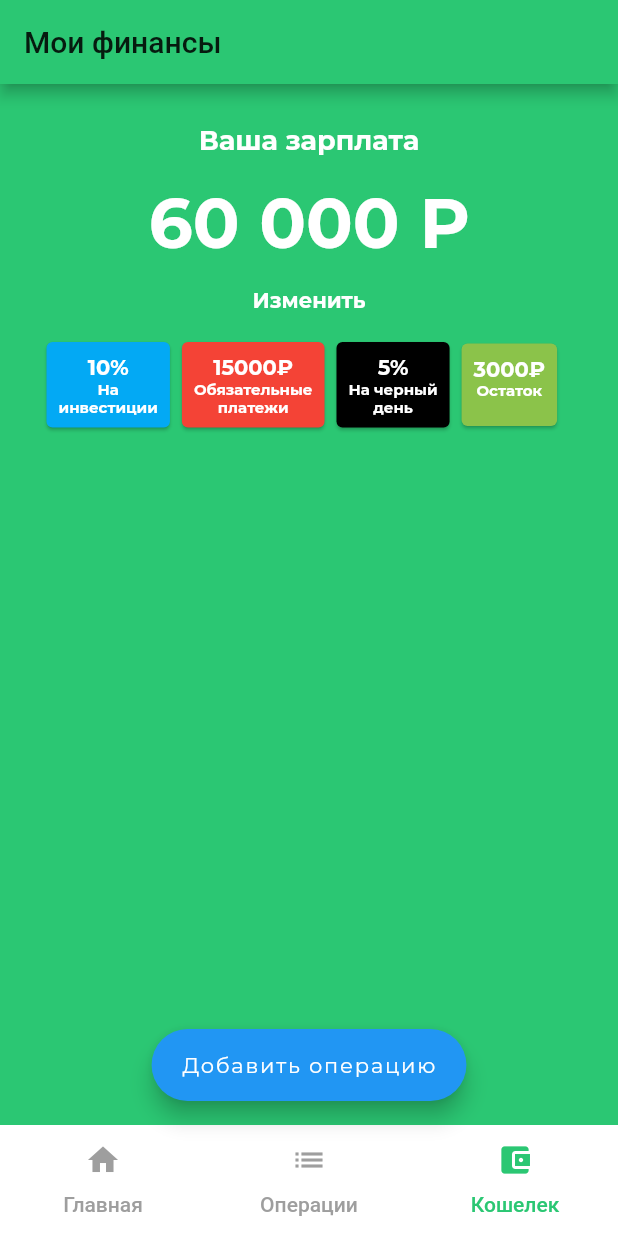
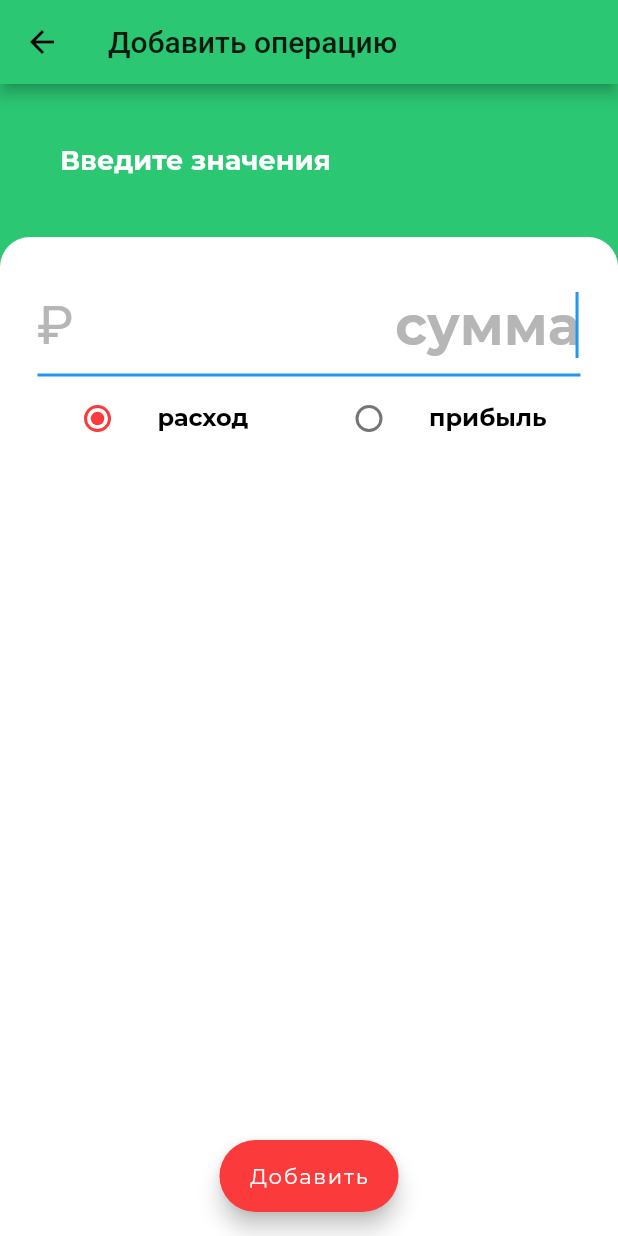
Before and after one commit to ulanzhusupov/finance_app, a Flutter app: the screen it shows after launch, item 3 of the bottom bar chosen, after a tap on "Добавить операцию", on a phone screen of 412 x 824 dp. Run offline on Flutter 3.47's test engine with Material 2 defaults, Android fonts, the phone set to English and light mode, and no system bars.

Commit message:
Added MonthlyPaymentCards on wallet screen, and created AddOperationScreen with some widgets inside

```diff
--- a/lib/constants.dart
+++ b/lib/constants.dart
@@ -26,3 +26,9 @@ const kWalletCard = TextStyle(
   color: Colors.white,
   fontSize: 10.0,
 );
+
+const kEnterSummOnAdd = TextStyle(
+  fontSize: 36.0,
+  fontFamily: "Montserrat",
+  fontWeight: FontWeight.w600
+);
--- a/lib/main.dart
+++ b/lib/main.dart
@@ -1,5 +1,7 @@
+import 'package:finance_manager/screens/AddOperationScreen.dart';
 import 'package:finance_manager/screens/HomeScreen.dart';
 import 'package:finance_manager/screens/OperationsScreen.dart';
+import 'package:finance_manager/screens/WalletScreen.dart';
 import 'package:finance_manager/widgets/OperationList.dart';
 import 'package:finance_manager/widgets/WalletCards.dart';
 import 'package:flutter/material.dart';
@@ -18,18 +20,34 @@ class MyApp extends StatelessWidget {
       title: 'Flutter Demo',
       theme: ThemeData(
         primaryColor: Color(0xff2BC773),
-        // accentColor: ,
+        accentColor: Color(0xffFB3B3B),
         // scaffoldBackgroundColor: Colors.blue[800],
         visualDensity: VisualDensity.adaptivePlatformDensity,
       ),
-      home: DefaultTabController(
+      home: TabController(),
+    );
+  }
+}
+
+class TabController extends StatelessWidget {
+  const TabController({
+    Key key,
+  }) : super(key: key);
+
+  @override
+  Widget build(BuildContext context) {
+    return DefaultTabController(
       length: 3,
       child: Scaffold(
         appBar: AppBar(
           title: Text("Мои финансы"),
         ),
         floatingActionButton: FloatingActionButton.extended(
-            onPressed: () {},
+          onPressed: () {
+            Navigator.push(context, MaterialPageRoute(
+              builder: (context) => AddOperationScreen(),
+            ));
+          },
           label: Text("Добавить операцию", style: kRegularTextStyle),
         ),
         floatingActionButtonLocation:
@@ -63,39 +81,6 @@ class MyApp extends StatelessWidget {
           children: [HomeScreen(), OperationsScreen(), WalletScreen()],
         ),
       ),
-      ),
     );
   }
 }
-
-class WalletScreen extends StatelessWidget {
-  @override
-  Widget build(BuildContext context) {
-    return Container(
-      child: Column(
-        children: [
-          Padding(
-            padding: const EdgeInsets.all(27.0),
-            child: Column(children: [
-              Text("Ваша зарплата",
-                  style: kBoldTextStyle.copyWith(color: Colors.white)),
-              SizedBox(
-                height: 15.0,
-              ),
-              Text("60 000 Р",
-                  style: kBoldTextStyle.copyWith(
-                      color: Colors.white, fontSize: 46.0)),
-              FlatButton(
-                padding: EdgeInsets.all(0),
-                onPressed: () {},
-                child: Text("Изменить",
-                    style: kSemiBoldTextStyle.copyWith(color: Colors.white)),
-              ),
-              WalletCards()
-            ]),
-          )
-        ],
-      ),
-    );
-  }
-}
--- /dev/null
+++ b/lib/screens/AddOperationScreen.dart
@@ -0,0 +1,104 @@
+import 'package:finance_manager/constants.dart';
+import 'package:flutter/material.dart';
+
+enum OperationType { income, outcome }
+
+class AddOperationScreen extends StatefulWidget {
+  @override
+  _AddOperationScreenState createState() => _AddOperationScreenState();
+}
+
+class _AddOperationScreenState extends State<AddOperationScreen> {
+  OperationType _operationType = OperationType.income;
+
+  @override
+  Widget build(BuildContext context) {
+    return Scaffold(
+      appBar: AppBar(
+        title: Text("Добавить операцию"),
+      ),
+      backgroundColor: Color(0xff2BC773),
+      floatingActionButton: FloatingActionButton.extended(
+        onPressed: () {
+          Navigator.pop(context);
+        },
+        label: Text("Добавить", style: kRegularTextStyle),
+      ),
+      floatingActionButtonLocation: FloatingActionButtonLocation.centerFloat,
+      body: Column(
+        crossAxisAlignment: CrossAxisAlignment.start,
+        children: [
+          Container(
+            padding: EdgeInsets.all(40),
+            child: Text("Введите значения",
+                style: kBoldTextStyle.copyWith(color: Colors.white)),
+          ),
+          Expanded(
+            child: Container(
+              padding: EdgeInsets.all(25.0),
+              decoration: BoxDecoration(
+                  color: Colors.white,
+                  borderRadius: BorderRadius.only(
+                      topLeft: Radius.circular(20.0),
+                      topRight: Radius.circular(20.0))),
+              child: Column(children: [
+                TextField(
+                  onChanged: (val) {},
+                  autofocus: true,
+                  textAlign: TextAlign.end,
+                  keyboardType: TextInputType.number,
+                  decoration: InputDecoration(
+                      hintText: "сумма",
+                      hintStyle: TextStyle(color: Color(0xffB6B6B6)),
+                      prefixText: "₽",
+                      prefixStyle: TextStyle(color: Color(0xffB6B6B6), fontSize: 36.0)),
+                  style: kEnterSummOnAdd,
+                ),
+                Row(
+                  mainAxisSize: MainAxisSize.max,
+                  children: [
+                    Expanded(
+                      child: ListTile(
+                        leading: Radio(
+                          value: OperationType.income,
+                          groupValue: _operationType,
+                          onChanged: (OperationType val) {
+                            setState(() {
+                              _operationType = val;
+                            });
+                          },
+                        ),
+                        title: Text(
+                          "расход",
+                          style: kSemiBoldTextStyle,
+                        ),
+                      ),
+                    ),
+                    Expanded(
+                      child: ListTile(
+                        leading: Radio(
+                          value: OperationType.outcome,
+                          groupValue: _operationType,
+                          onChanged: (OperationType val) {
+                            setState(() {
+                              _operationType = val;
+                            });
+                          },
+                        ),
+                        title: Text(
+                          "прибыль",
+                          style: kSemiBoldTextStyle,
+                        ),
+                      ),
+                    ),
+                  ],
+                ),
+
+              ]),
+            ),
+          ),
+        ],
+      ),
+    );
+  }
+}
--- /dev/null
+++ b/lib/screens/WalletScreen.dart
@@ -0,0 +1,51 @@
+import 'package:finance_manager/constants.dart';
+import 'package:finance_manager/widgets/MonthlyPaymentCard.dart';
+import 'package:finance_manager/widgets/WalletCards.dart';
+import "package:flutter/material.dart";
+
+class WalletScreen extends StatelessWidget {
+  @override
+  Widget build(BuildContext context) {
+    return Container(
+      child: Column(
+        children: [
+          Padding(
+            padding: const EdgeInsets.all(27.0),
+            child: Column(children: [
+              Text("Ваша зарплата",
+                  style: kBoldTextStyle.copyWith(color: Colors.white)),
+              SizedBox(
+                height: 15.0,
+              ),
+              Text("60 000 Р",
+                  style: kBoldTextStyle.copyWith(
+                      color: Colors.white, fontSize: 46.0)),
+              FlatButton(
+                padding: EdgeInsets.all(0),
+                onPressed: () {},
+                child: Text("Изменить",
+                    style: kSemiBoldTextStyle.copyWith(color: Colors.white)),
+              ),
+              WalletCards()
+            ]),
+          ),
+          Expanded(
+            child: Container(
+              padding: EdgeInsets.all(20.0),
+              color: Colors.white,
+              child: ListView(
+                padding: EdgeInsets.only(top: 20.0, bottom: 20.0),
+                children: [
+                MonthlyPaymentCard(title: "Инвестиции", lastPayment: "22.08.20",),
+                SizedBox(height: 15.0,),
+                MonthlyPaymentCard(title: "Обязательные платежи", lastPayment: "22.08.20",),
+                SizedBox(height: 15.0,),
+                MonthlyPaymentCard(title: "На черный день", lastPayment: "22.08.20",),
+              ]),
+            ),
+          )
+        ],
+      ),
+    );
+  }
+}
--- /dev/null
+++ b/lib/widgets/MonthlyPaymentCard.dart
@@ -0,0 +1,44 @@
+import 'package:finance_manager/constants.dart';
+import "package:flutter/material.dart";
+
+class MonthlyPaymentCard extends StatelessWidget {
+  const MonthlyPaymentCard({
+    Key key,
+    this.title,
+    this.lastPayment
+  }) : super(key: key);
+
+  final String title;
+  final String lastPayment;
+
+
+
+  @override
+  Widget build(BuildContext context) {
+    return Container(
+      decoration: BoxDecoration(color: Colors.white, boxShadow: [
+        BoxShadow(
+          color: Colors.grey.withOpacity(0.2),
+          spreadRadius: 1.0,
+          blurRadius: 5.0,
+          offset: Offset(0, -1.0)
+        )
+      ]),
+      child: ExpansionTile(
+        title: Text(title, style: kSemiBoldTextStyle),
+        subtitle: Text("Последний платеж $lastPayment", style: kSemiBoldTextStyle.copyWith(
+          color: Color(0xfff999999),
+          fontSize: 10.0
+        ),),
+        tilePadding: EdgeInsets.only(top: 15.0, bottom: 15.0, left: 30.0, right: 30.0),
+        childrenPadding: EdgeInsets.only(top: 0.0, left: 30.0, bottom: 15.0, right: 30.0),
+        expandedAlignment: Alignment.centerLeft,
+        children: [
+          Text("На инвестиции будут взяты 10%",
+              style:
+                  kRegularTextStyle.copyWith(color: Colors.black)),
+        ],
+      ),
+    );
+  }
+}
```
Lines whose indentation alone changed are shown as unchanged.
